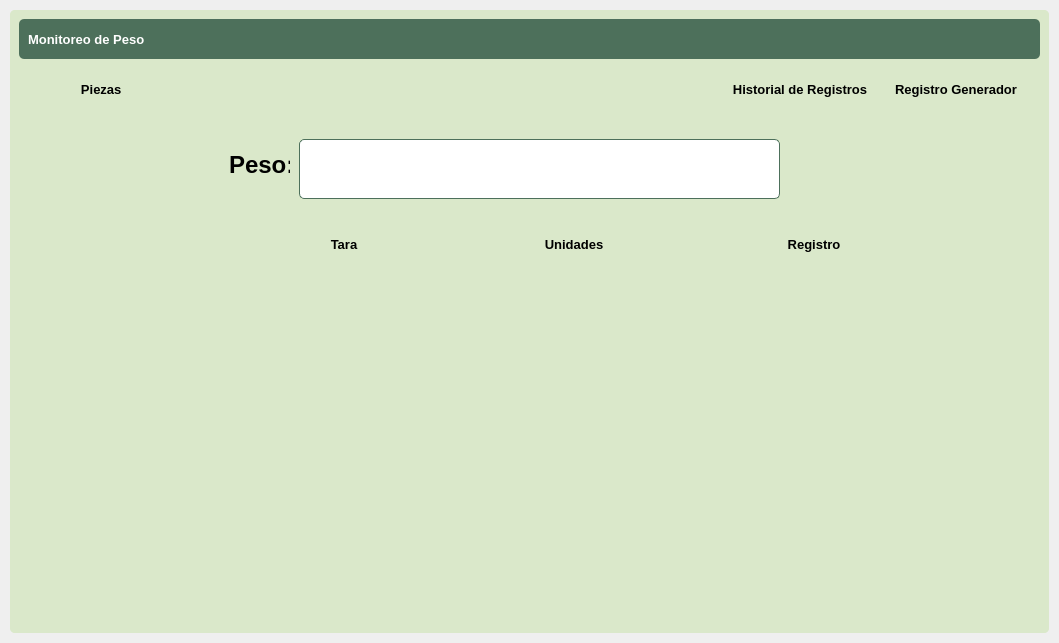
Old version of the form ui_files/main_peso.ui in the repository AdrianDali/DaliPeso.
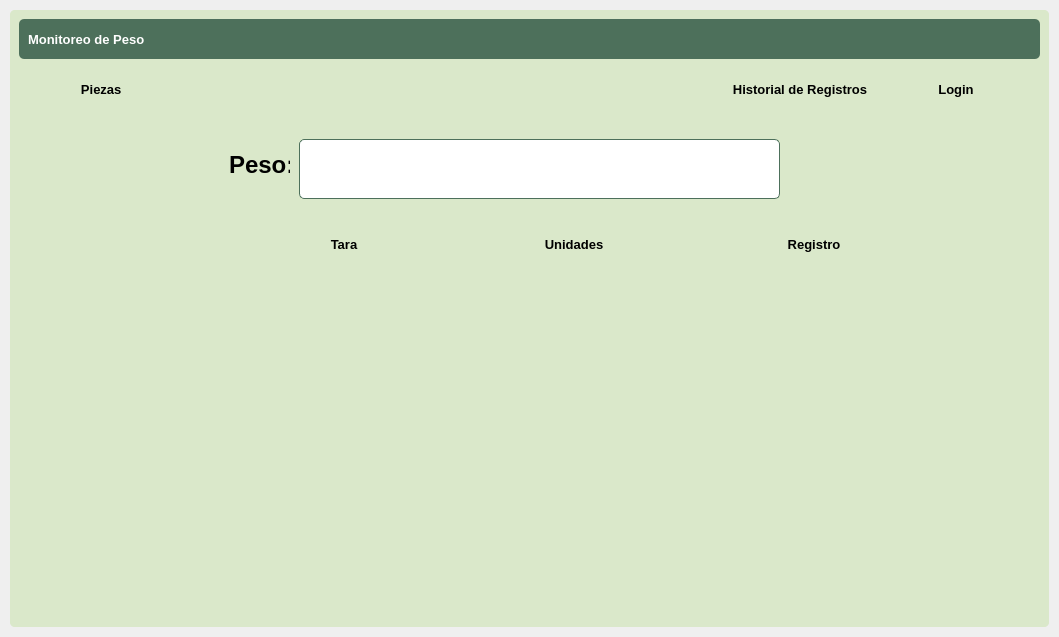
New version of the form. Icons and pictures are not drawn.

Commit message: -Feat editamos el main peso quitamos boton

Patch:
```diff
--- a/ui_files/main_peso.ui
+++ b/ui_files/main_peso.ui
@@ -7,7 +7,7 @@
     <x>0</x>
     <y>0</y>
     <width>1059</width>
-    <height>643</height>
+    <height>637</height>
    </rect>
   </property>
   <property name="windowTitle">
@@ -387,7 +387,7 @@
 QPushButton::hover {background-color : #ffc13b};</string>
                  </property>
                  <property name="text">
-                  <string>Registro Generador</string>
+                  <string>Login</string>
                  </property>
                  <property name="icon">
                   <iconset>
```
